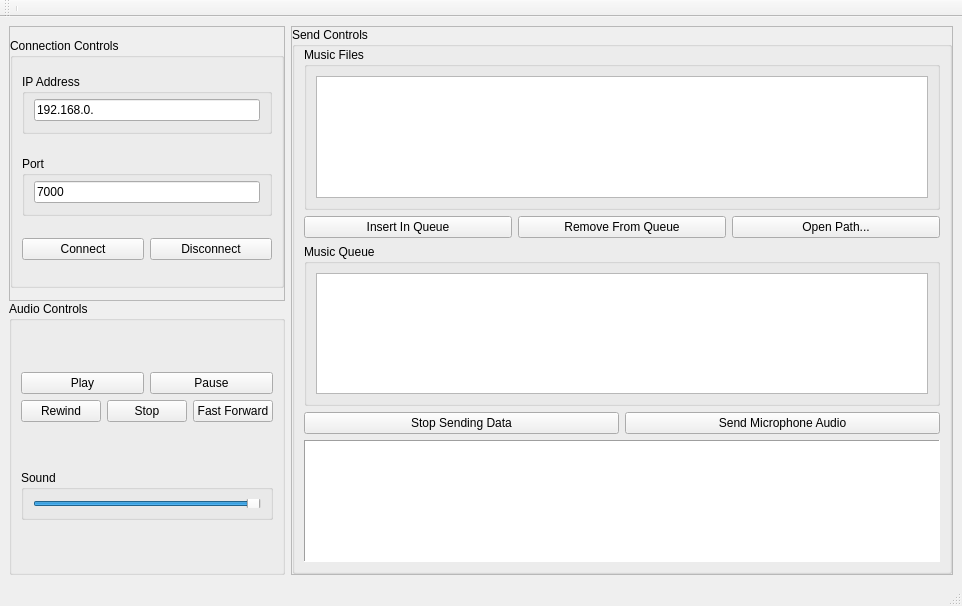
Above: UI/peertopeer.ui from JaegarSarauer/CommAudio before the change. Below: the same form after it.
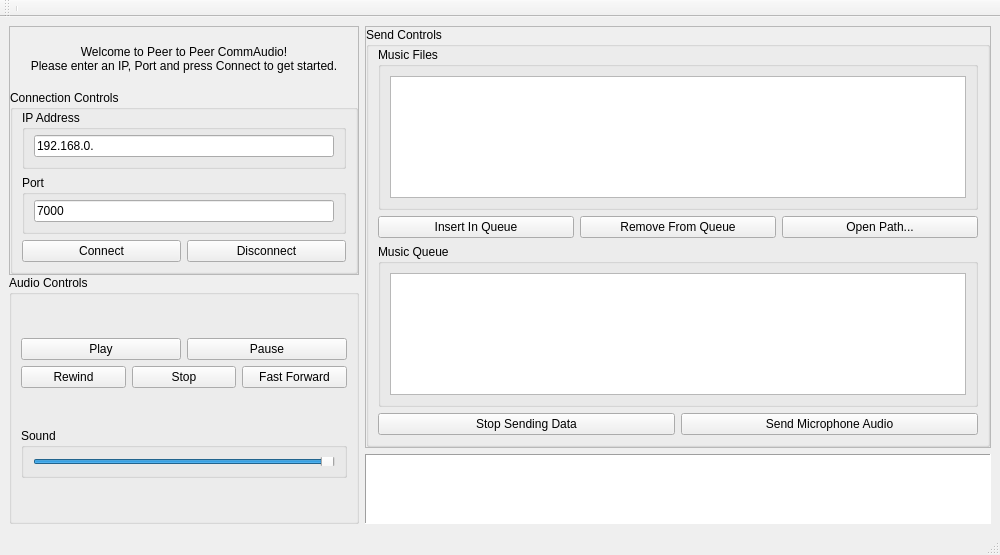
That is the form after the change.

Commit message: Added UI pre and post login forms, fixed audio recording crashing when attempting to record a second time, fixed stopping from freezing/crashing, ixed replaying from crashing, fixed edge cases for buttons. TODO: fix playing for other wav header file (they don't stop for some reason), recording to buffer, NOTE: There are a few forced successful connections which shouldn't be there, only there for testing the UI/aduio

The edit to the form file:
```diff
--- a/UI/peertopeer.ui
+++ b/UI/peertopeer.ui
@@ -6,8 +6,8 @@
    <rect>
     <x>0</x>
     <y>0</y>
-    <width>962</width>
-    <height>606</height>
+    <width>1000</width>
+    <height>555</height>
    </rect>
   </property>
   <property name="windowTitle">
@@ -17,7 +17,13 @@
    <layout class="QHBoxLayout" name="horizontalLayout_3">
     <item>
      <widget class="QWidget" name="widget" native="true">
-      <layout class="QHBoxLayout" name="horizontalLayout_5" stretch="0,100">
+      <property name="maximumSize">
+       <size>
+        <width>350</width>
+        <height>16777215</height>
+       </size>
+      </property>
+      <layout class="QHBoxLayout" name="horizontalLayout_5" stretch="0">
        <property name="leftMargin">
         <number>0</number>
        </property>
@@ -73,7 +79,39 @@
               <number>0</number>
              </property>
              <item>
-              <widget class="QGroupBox" name="groupBox_6">
+              <widget class="QLabel" name="welcomeLabel">
+               <property name="styleSheet">
+                <string notr="true"/>
+               </property>
+               <property name="frameShape">
+                <enum>QFrame::NoFrame</enum>
+               </property>
+               <property name="frameShadow">
+                <enum>QFrame::Raised</enum>
+               </property>
+               <property name="text">
+                <string>Welcome to Peer to Peer CommAudio!
+Please enter an IP, Port and press Connect to get started.</string>
+               </property>
+               <property name="scaledContents">
+                <bool>false</bool>
+               </property>
+               <property name="alignment">
+                <set>Qt::AlignCenter</set>
+               </property>
+               <property name="wordWrap">
+                <bool>false</bool>
+               </property>
+              </widget>
+             </item>
+             <item>
+              <widget class="QGroupBox" name="connectionControls">
+               <property name="sizePolicy">
+                <sizepolicy hsizetype="Minimum" vsizetype="Minimum">
+                 <horstretch>0</horstretch>
+                 <verstretch>0</verstretch>
+                </sizepolicy>
+               </property>
                <property name="maximumSize">
                 <size>
                  <width>16777215</width>
@@ -94,7 +132,7 @@
                  <number>0</number>
                 </property>
                 <item>
-                 <widget class="QGroupBox" name="groupBox_7">
+                 <widget class="QGroupBox" name="IPControls">
                   <property name="maximumSize">
                    <size>
                     <width>16777215</width>
@@ -119,7 +157,7 @@
                  </widget>
                 </item>
                 <item>
-                 <widget class="QGroupBox" name="groupBox_8">
+                 <widget class="QGroupBox" name="PortControls">
                   <property name="maximumSize">
                    <size>
                     <width>16777215</width>
@@ -173,7 +211,7 @@
              <number>10</number>
             </property>
             <item>
-             <widget class="QGroupBox" name="groupBox_4">
+             <widget class="QGroupBox" name="audioControlsFrame">
               <property name="maximumSize">
                <size>
                 <width>16777215</width>
@@ -270,8 +308,16 @@
          </layout>
         </widget>
        </item>
+      </layout>
+     </widget>
+    </item>
        <item>
-        <widget class="QFrame" name="frame">
+     <layout class="QVBoxLayout" name="verticalLayout_14">
+      <item>
+       <widget class="QFrame" name="controlsFrame">
+        <property name="enabled">
+         <bool>true</bool>
+        </property>
          <property name="frameShape">
           <enum>QFrame::StyledPanel</enum>
          </property>
@@ -372,23 +418,28 @@
                  </item>
                 </layout>
                </item>
+             </layout>
+            </widget>
+           </item>
+          </layout>
+         </item>
+        </layout>
+       </widget>
+      </item>
                <item>
                 <widget class="QListWidget" name="StatusBar">
+        <property name="maximumSize">
+         <size>
+          <width>16777215</width>
+          <height>200</height>
+         </size>
+        </property>
                  <property name="frameShape">
                   <enum>QFrame::Panel</enum>
                  </property>
                 </widget>
                </item>
               </layout>
-             </widget>
-            </item>
-           </layout>
-          </item>
-         </layout>
-        </widget>
-       </item>
-      </layout>
-     </widget>
     </item>
    </layout>
   </widget>
@@ -397,7 +448,7 @@
     <rect>
      <x>0</x>
      <y>0</y>
-     <width>962</width>
+     <width>1000</width>
      <height>26</height>
     </rect>
    </property>
```
Lines whose indentation alone changed are shown as unchanged. The commit also changes 10 other files.
